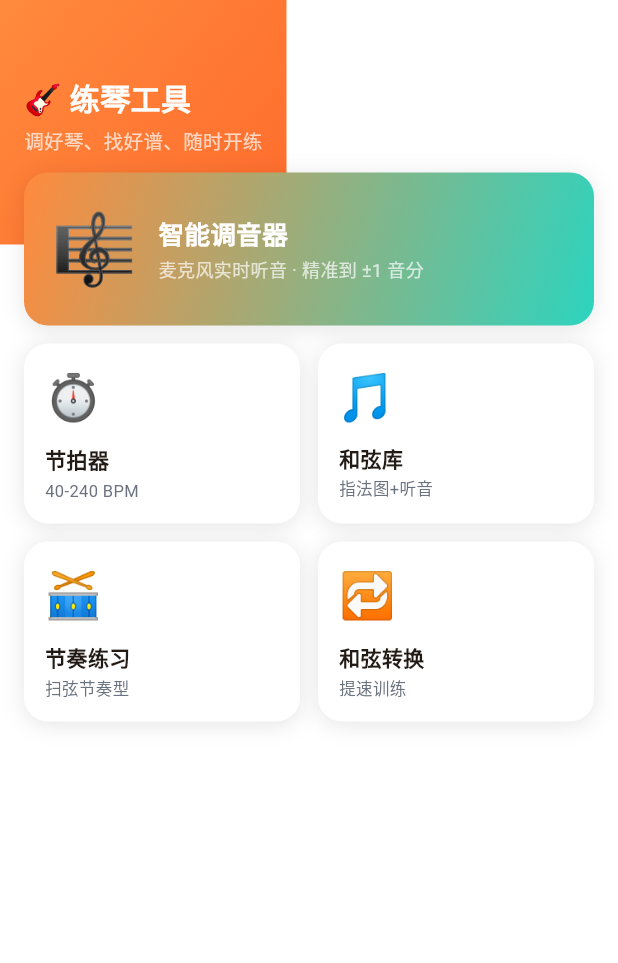
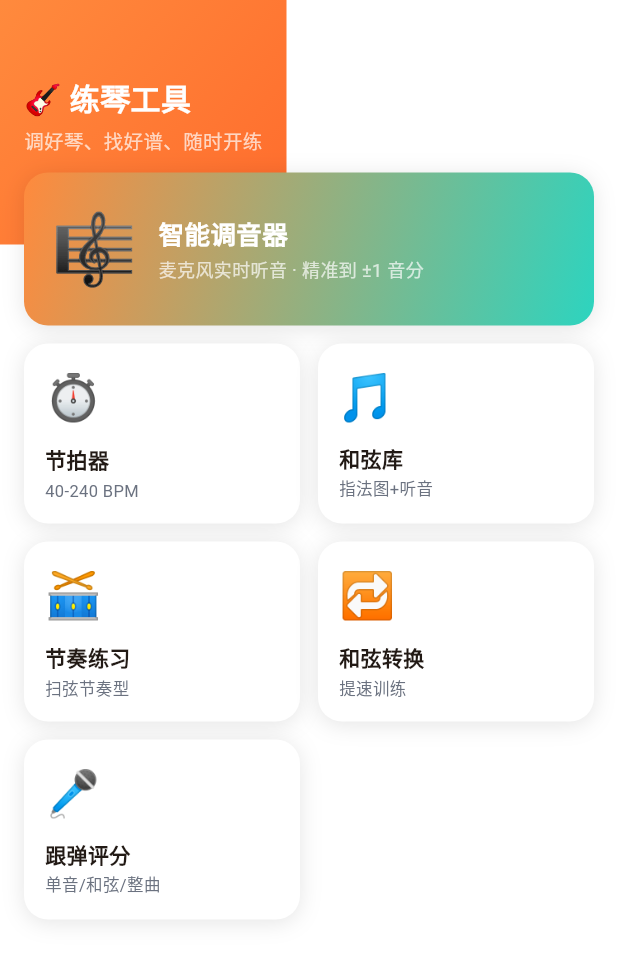
Before and after one commit to yyd841122/ukulele-glm, a Flutter app: the PracticePage screen opened directly, on a phone screen of 412 x 824 dp. Shown: the top 963 px of the screen. Run offline on Flutter 3.47's test engine with Material 3 defaults, Android fonts, the phone set to English and light mode, and no system bars; our stand-ins replace audioplayers, flutter_riverpod, shared_preferences, web; missing offline and left inert: dart:js_interop, fftea, record; accounts and stored records are empty.

Commit message:
fix: 我的页死链修复 + AB循环改收藏 + 课程进度持久化 + 练琴页加跟弹入口
修复:
- 我的页'设置''帮助与反馈'死链 → 加弹窗内容
- AB循环占位按钮 → 改为收藏按钮
- 课程进度从内存态改为 SharedPreferences 持久化（重启不丢失）
- 练琴页新增'跟弹评分'工具入口（之前只能从曲谱详情进入）

```diff
--- a/src/lib/features/learn/course_detail_page.dart
+++ b/src/lib/features/learn/course_detail_page.dart
@@ -48,10 +48,8 @@ class _CourseDetailPageState extends ConsumerState<CourseDetailPage> {
   }
 
   void _next() {
-    // 记录进度
-    final progress = Map<String, int>.from(ref.read(courseProgressProvider));
-    progress[widget.course.id] = _currentSegment + 1;
-    ref.read(courseProgressProvider.notifier).state = progress;
+    // 记录进度（持久化到 SharedPreferences）
+    ref.read(courseProgressProvider.notifier).complete(widget.course.id, _currentSegment + 1);
 
     if (_isLast) {
       // 课程完成，发经验
--- a/src/lib/features/practice/practice_page.dart
+++ b/src/lib/features/practice/practice_page.dart
@@ -7,6 +7,7 @@ import 'metronome_page.dart';
 import 'chord_library_page.dart';
 import 'rhythm_practice_page.dart';
 import 'chord_transition_page.dart';
+import 'follow_score_page.dart';
 import '../../core/theme/app_theme.dart';
 
 class PracticePage extends StatelessWidget {
@@ -109,6 +110,23 @@ class PracticePage extends StatelessWidget {
                                 MaterialPageRoute(builder: (_) => const ChordTransitionPage())),
                           ),
                         ),
+                      ],
+                    ),
+                    const SizedBox(height: 12),
+                    Row(
+                      children: [
+                        Expanded(
+                          child: _ToolCard(
+                            icon: '🎤',
+                            title: '跟弹评分',
+                            subtitle: '单音/和弦/整曲',
+                            onTap: () => Navigator.push(context,
+                                MaterialPageRoute(builder: (_) => const FollowScorePage())),
+                          ),
+                        ),
+                        const SizedBox(width: 12),
+                        // 占位保持对称（后续可加更多工具）
+                        const Expanded(child: SizedBox()),
                       ],
                     ),
                   ],
--- a/src/lib/features/songs/song_detail_page.dart
+++ b/src/lib/features/songs/song_detail_page.dart
@@ -154,9 +154,10 @@ class _SongDetailPageState extends ConsumerState<SongDetailPage> {
                   label: _speed == 1.2 ? '🐇1.2x' : '🐇',
                   onTap: () => _setSpeed(_speed == 1.2 ? 1.0 : 1.2),
                 ),
+                // AB 循环暂未实现，用收藏替代
                 _ctrlBtn(
-                  label: '🔁',
-                  onTap: () => _tip('AB 循环 · 功能开发中'),
+                  label: '⭐',
+                  onTap: () => _tip('已收藏（功能完善中）'),
                 ),
               ],
             ),
```
Also changed, not shown: src/lib/features/learn/learn_page.dart (+42 -2 lines), src/lib/features/me/me_page.dart (+44 -0 lines).
